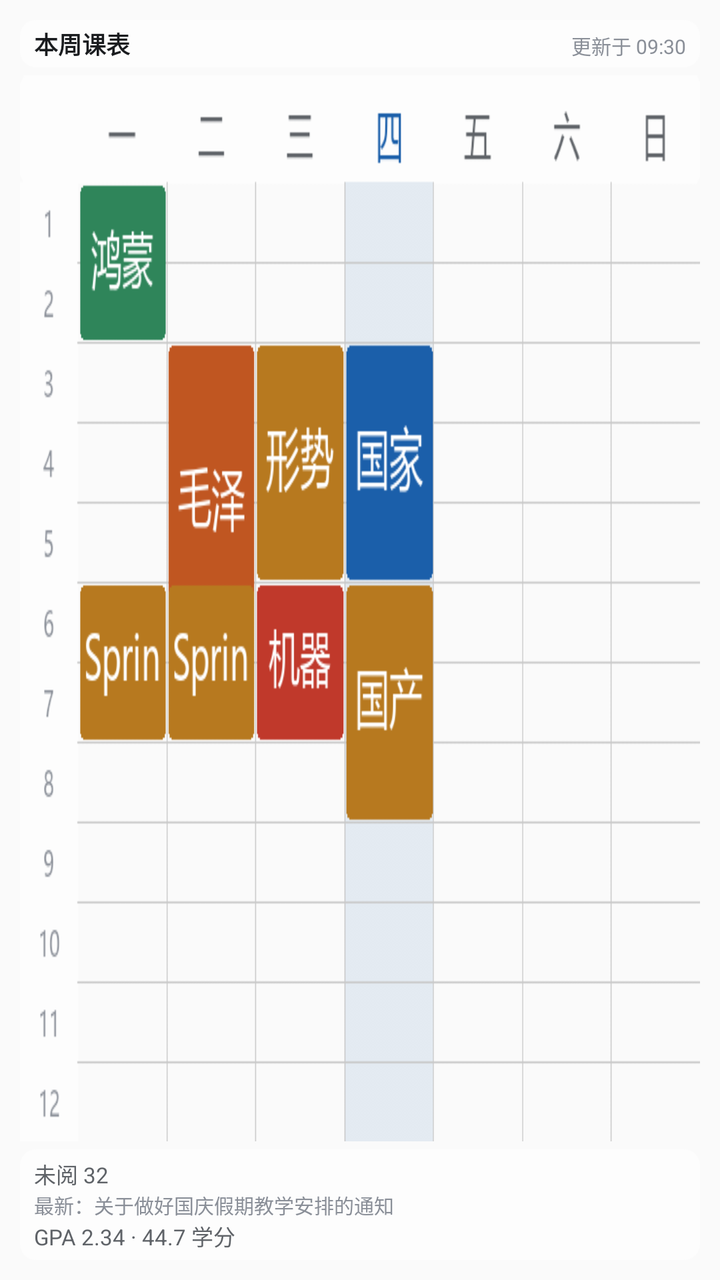
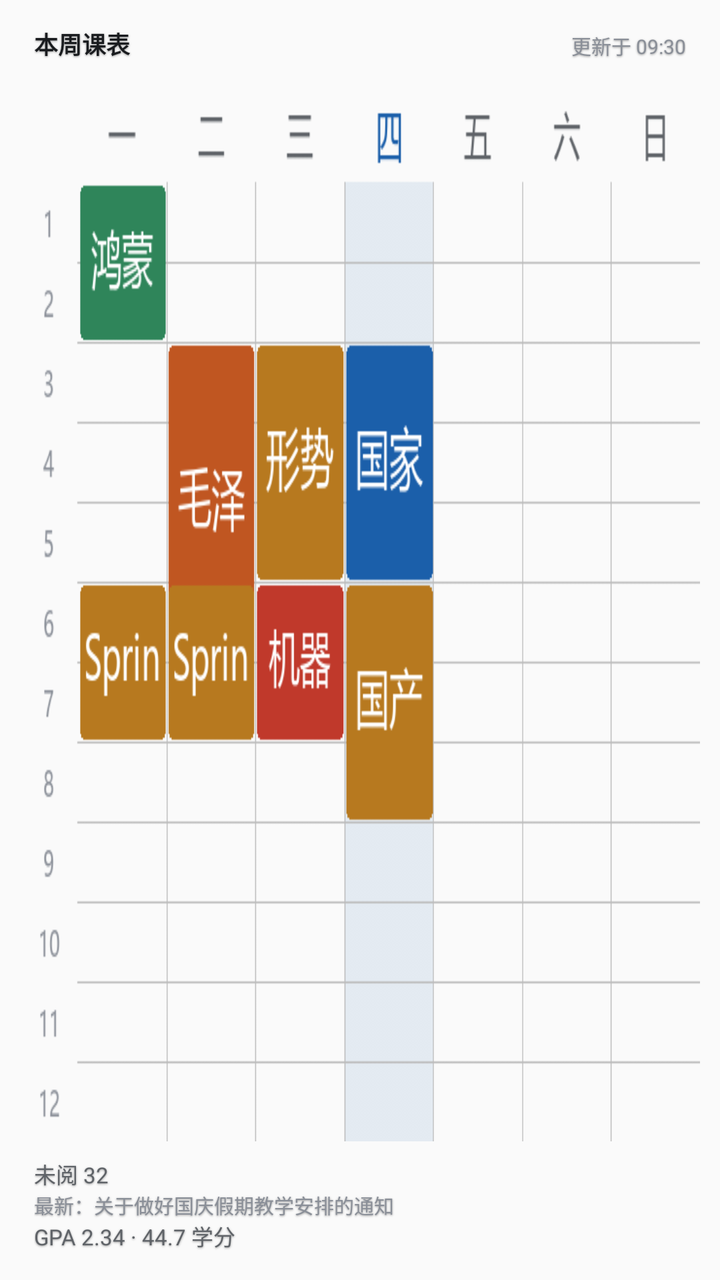

Compare the two renders of this Android layout. The source of the first and the diff that turns it into the second are given below.
<!-- AndroidManifest.xml: application theme AppTheme -->
<!-- res/layout/widget_week_preview.xml -->
<?xml version="1.0" encoding="utf-8"?>
<LinearLayout xmlns:android="http://schemas.android.com/apk/res/android"
    android:layout_width="match_parent"
    android:layout_height="match_parent"
    android:orientation="vertical"
    android:padding="10dp">

    <LinearLayout
        android:layout_width="match_parent"
        android:layout_height="wrap_content"
        android:background="@drawable/widget_strip_light"
        android:orientation="horizontal"
        android:paddingStart="7dp"
        android:paddingTop="3dp"
        android:paddingEnd="7dp"
        android:paddingBottom="3dp">

        <TextView
            android:layout_width="0dp"
            android:layout_height="wrap_content"
            android:layout_weight="1"
            android:maxLines="1"
            android:text="本周课表"
            android:textColor="#1A1C1F"
            android:textSize="12sp"
            android:textStyle="bold" />

        <TextView
            android:layout_width="wrap_content"
            android:layout_height="wrap_content"
            android:maxLines="1"
            android:text="更新于 09:30"
            android:textColor="#8A8F98"
            android:textSize="10sp" />
    </LinearLayout>

    <ImageView
        android:layout_width="match_parent"
        android:layout_height="0dp"
        android:layout_marginTop="4dp"
        android:layout_weight="1"
        android:contentDescription="@string/widget_title_week"
        android:scaleType="fitXY"
        android:src="@drawable/widget_week_preview" />

    <LinearLayout
        android:layout_width="match_parent"
        android:layout_height="wrap_content"
        android:layout_marginTop="4dp"
        android:background="@drawable/widget_strip_light"
        android:orientation="vertical"
        android:paddingStart="7dp"
        android:paddingTop="4dp"
        android:paddingEnd="7dp"
        android:paddingBottom="4dp">

        <TextView
            android:layout_width="match_parent"
            android:layout_height="wrap_content"
            android:maxLines="1"
            android:text="未阅 32"
            android:textColor="#5F6368"
            android:textSize="11sp" />

        <TextView
            android:layout_width="match_parent"
            android:layout_height="wrap_content"
            android:ellipsize="end"
            android:maxLines="1"
            android:text="最新：关于做好国庆假期教学安排的通知"
            android:textColor="#8A8F98"
            android:textSize="10sp" />

        <TextView
            android:layout_width="match_parent"
            android:layout_height="wrap_content"
            android:maxLines="1"
            android:text="GPA 2.34 · 44.7 学分"
            android:textColor="#5F6368"
            android:textSize="11sp" />
    </LinearLayout>
</LinearLayout>
<!-- resources referenced by this layout -->
<resources>
  <!-- drawable widget_strip_light (drawable) -->
  <?xml version="1.0" encoding="utf-8"?>
  <shape xmlns:android="http://schemas.android.com/apk/res/android"
      android:shape="rectangle">
      <solid android:color="#99FFFFFF" />
      <corners android:radius="8dp" />
  </shape>
  <!-- drawable widget_week_preview: png bitmap (drawable-nodpi, 25567 bytes) -->
  <string name="widget_title_week">本周课表</string>
  <style name="AppTheme" parent="Theme.AppCompat.Light.DarkActionBar">
          
          <item name="colorPrimary">@color/colorPrimary</item>
          <item name="colorPrimaryDark">@color/colorPrimaryDark</item>
          <item name="colorAccent">@color/colorAccent</item>
      </style>
</resources>

<!-- the commit's change to res/layout/widget_week_preview.xml (unified diff, before → after) -->
@@ -8,7 +8,6 @@
     <LinearLayout
         android:layout_width="match_parent"
         android:layout_height="wrap_content"
-        android:background="@drawable/widget_strip_light"
         android:orientation="horizontal"
         android:paddingStart="7dp"
         android:paddingTop="3dp"
@@ -16,6 +15,10 @@
         android:paddingBottom="3dp">
 
         <TextView
+            android:shadowColor="#66000000"
+            android:shadowDx="0"
+            android:shadowDy="1"
+            android:shadowRadius="2"
             android:layout_width="0dp"
             android:layout_height="wrap_content"
             android:layout_weight="1"
@@ -26,6 +29,10 @@
             android:textStyle="bold" />
 
         <TextView
+            android:shadowColor="#66000000"
+            android:shadowDx="0"
+            android:shadowDy="1"
+            android:shadowRadius="2"
             android:layout_width="wrap_content"
             android:layout_height="wrap_content"
             android:maxLines="1"
@@ -47,7 +54,6 @@
         android:layout_width="match_parent"
         android:layout_height="wrap_content"
         android:layout_marginTop="4dp"
-        android:background="@drawable/widget_strip_light"
         android:orientation="vertical"
         android:paddingStart="7dp"
         android:paddingTop="4dp"
@@ -55,6 +61,10 @@
         android:paddingBottom="4dp">
 
         <TextView
+            android:shadowColor="#66000000"
+            android:shadowDx="0"
+            android:shadowDy="1"
+            android:shadowRadius="2"
             android:layout_width="match_parent"
             android:layout_height="wrap_content"
             android:maxLines="1"
@@ -63,6 +73,10 @@
             android:textSize="11sp" />
 
         <TextView
+            android:shadowColor="#66000000"
+            android:shadowDx="0"
+            android:shadowDy="1"
+            android:shadowRadius="2"
             android:layout_width="match_parent"
             android:layout_height="wrap_content"
             android:ellipsize="end"
@@ -72,6 +86,10 @@
             android:textSize="10sp" />
 
         <TextView
+            android:shadowColor="#66000000"
+            android:shadowDx="0"
+            android:shadowDy="1"
+            android:shadowRadius="2"
             android:layout_width="match_parent"
             android:layout_height="wrap_content"
             android:maxLines="1"
<!-- resource entries referenced after the edit -->
@@ -1,13 +1,6 @@
 <!-- resources referenced by this layout -->
 <resources>
-  <!-- drawable widget_strip_light (drawable) -->
-  <?xml version="1.0" encoding="utf-8"?>
-  <shape xmlns:android="http://schemas.android.com/apk/res/android"
-      android:shape="rectangle">
-      <solid android:color="#99FFFFFF" />
-      <corners android:radius="8dp" />
-  </shape>
-  <!-- drawable widget_week_preview: png bitmap (drawable-nodpi, 25567 bytes) -->
+  <!-- drawable widget_week_preview: png bitmap (drawable-nodpi, 22992 bytes) -->
   <string name="widget_title_week">本周课表</string>
   <style name="AppTheme" parent="Theme.AppCompat.Light.DarkActionBar">
           
